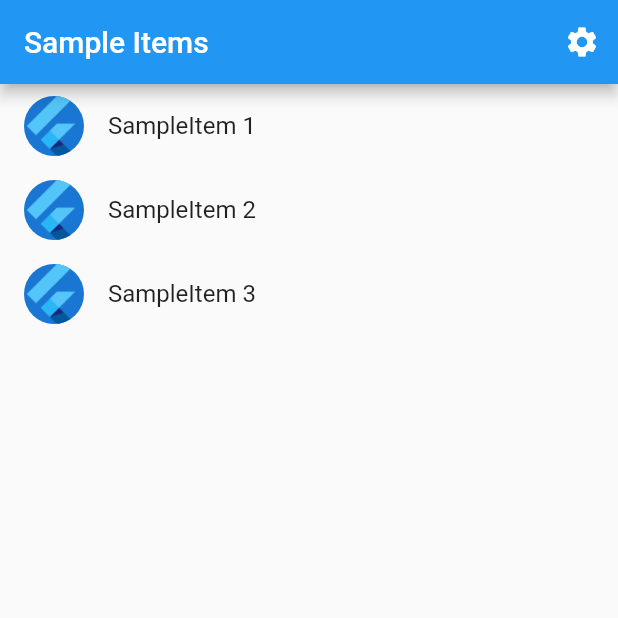
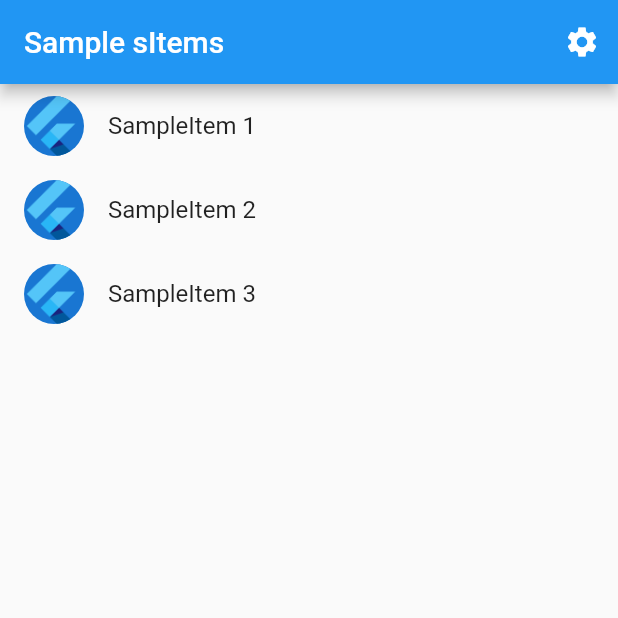
Before and after one commit to Insha-Siddiquii/flutter_codemagic_cicd, a Flutter app: the screen it shows after launch, on a phone screen of 412 x 824 dp, the top half of it. Run offline on Flutter 3.47's test engine with Material 2 defaults, Android fonts, the phone set to English and light mode, and no system bars; generated files the repository leaves out were written again.

```diff
--- a/lib/src/sample_feature/sample_item_list_view.dart
+++ b/lib/src/sample_feature/sample_item_list_view.dart
@@ -19,7 +19,7 @@ class SampleItemListView extends StatelessWidget {
   Widget build(BuildContext context) {
     return Scaffold(
       appBar: AppBar(
-        title: const Text('Sample Items'),
+        title: const Text('Sample sItems'),
         actions: [
           IconButton(
             icon: const Icon(Icons.settings),
@@ -62,8 +62,7 @@ class SampleItemListView extends StatelessWidget {
                   context,
                   SampleItemDetailsView.routeName,
                 );
-            }
-          );
+              });
         },
       ),
     );
```
Lines whose indentation alone changed are shown as unchanged.
